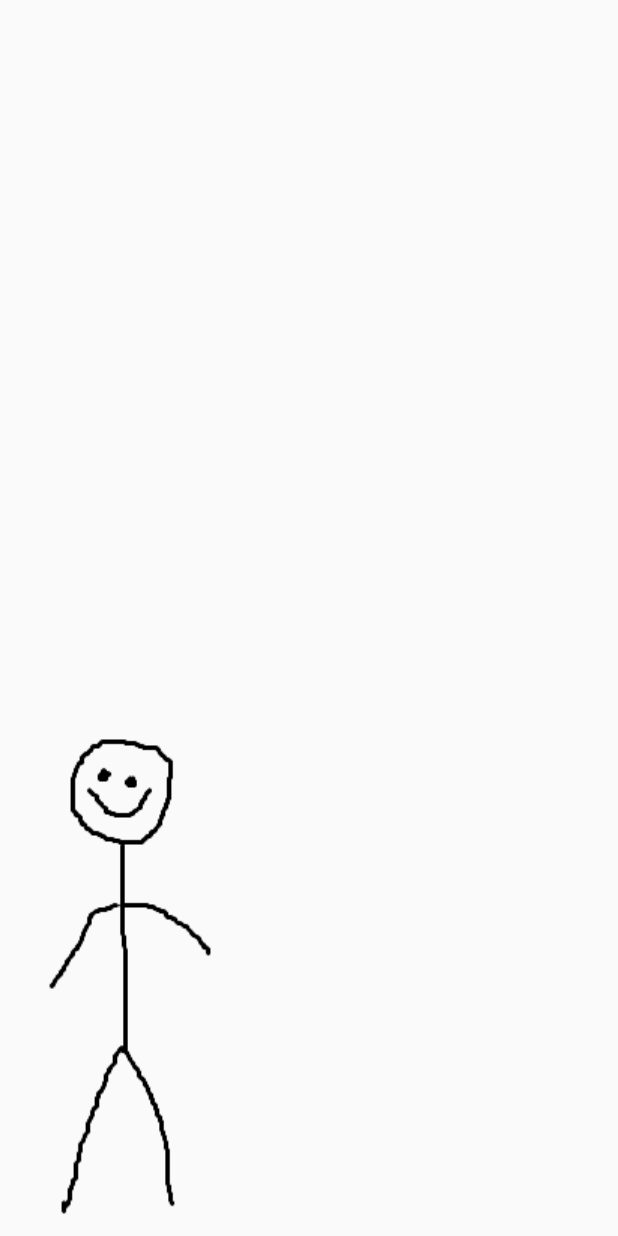
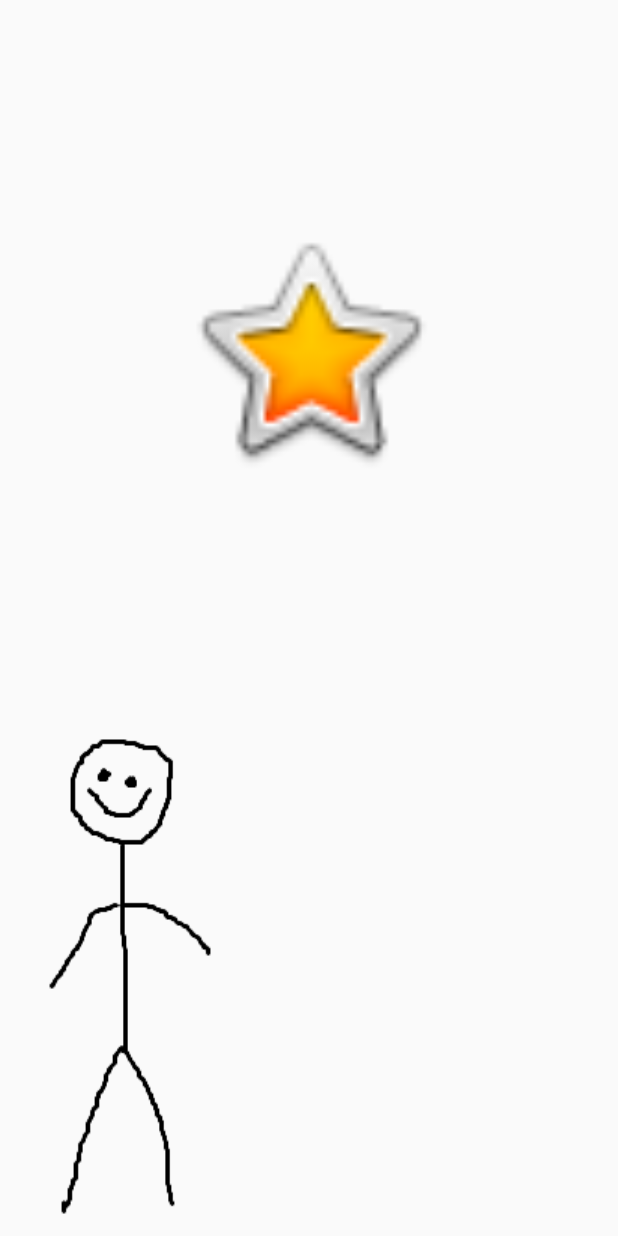
Before and after one commit to GUZLIKE/VladickBirthDay, an Android app: the SecondActivity screen opened directly, with no data from a screen before it, on a phone screen of 412 x 824 dp. Run offline under Robolectric (Android 15) with nearby library versions, the phone set to English and light mode, and no system bars.

Commit message:
ADDED IMAGE,PASSWORD INPUT, PASSWORD CHECK.

```diff
--- a/app/src/main/java/ru/guzlik/vladickbirthday/SecondActivity.java
+++ b/app/src/main/java/ru/guzlik/vladickbirthday/SecondActivity.java
@@ -1,8 +1,14 @@
 package ru.guzlik.vladickbirthday;
 
+import android.content.Context;
 import android.content.Intent;
 import android.os.Bundle;
+import android.text.TextUtils;
+import android.view.KeyEvent;
 import android.view.View;
+import android.view.inputmethod.EditorInfo;
+import android.view.inputmethod.InputMethodManager;
+import android.widget.EditText;
 import android.widget.ImageView;
 import android.widget.TextView;
 import android.widget.Toast;
@@ -12,23 +18,33 @@ import androidx.appcompat.app.AppCompatActivity;
 public class SecondActivity extends AppCompatActivity {
     TextView text2;
 
-    ImageView creature;
+    ImageView creature, star;
+    EditText password;
 
-    private String[] textArray = {"Вот и ты на месте"};
+    private String[] textArray = {"Вот и ты на месте", "qweqwr", "sdfdfgdgg", "fdefwegrg", "fwefwegweg"};
     private int counter = -1;
+
+
 
     View view;
     @Override
     protected void onCreate(Bundle savedInstanceState) {
         super.onCreate(savedInstanceState);
         setContentView(R.layout.second_activity);
+
         text2 = (TextView) findViewById(R.id.text2);
+        creature = (ImageView) findViewById(R.id.debil2);
+        star = (ImageView) findViewById(R.id.star);
+        password = (EditText) findViewById(R.id.password);
 
-        creature = (ImageView) findViewById(R.id.debil2);
 
+        password.setVisibility(View.GONE);
+        star.setEnabled(false);
         text2.setVisibility(View.VISIBLE);
         click();
         showToast();
+        clickStar();
+        passwordInputListener();
 
     }
     void click() {
@@ -38,6 +54,10 @@ public class SecondActivity extends AppCompatActivity {
                 counter++;
                 int index = counter % textArray.length;
                 text2.setText(textArray[index]);
+                if (counter >= 5){
+                    text2.setText("");
+                    star.setEnabled(true);
+                }
 
             }
         });
@@ -47,4 +67,42 @@ public class SecondActivity extends AppCompatActivity {
         Toast.makeText(this, "НАЖМИ НА ЧЕЛОВЕЧКА ЧТОБЫ НАЧАТЬ", Toast.LENGTH_LONG).show();
     }
 
+
+
+    void passwordInputListener(){
+        password.setOnEditorActionListener(new TextView.OnEditorActionListener() {
+            @Override
+            public boolean onEditorAction(TextView v, int actionId, KeyEvent event) {
+                if (actionId == EditorInfo.IME_ACTION_DONE){
+                    String enteredPassword = password.getText().toString();
+                    if (!TextUtils.isEmpty(enteredPassword)){
+                        text2.setText("ТЫ ЧЁ ЕБЛАН? ТЫ РЕАЛЬНО ДУМАЛ ЧТО У НЕГО ТАКОЙ ПАРОЛЬ?");
+                        password.setVisibility(View.GONE);
+                    } else {
+                        text2.setText("ПОСОСИ");
+                        password.setVisibility(View.GONE);
+                    }
+                    return true;
+                }
+                return false;
+            }
+        });
+    }
+
+
+    void clickStar(){
+        star.setOnClickListener(new View.OnClickListener() {
+            @Override
+            public void onClick(View v) {
+                    password.setVisibility(View.VISIBLE);
+                    password.requestFocus();
+                    InputMethodManager imm = (InputMethodManager)
+                            getSystemService(Context.INPUT_METHOD_SERVICE);
+                    imm.showSoftInput(password,InputMethodManager.SHOW_IMPLICIT);
+            }
+        });
+    }
+
+
+
 }
--- a/app/src/main/res/layout/second_activity.xml
+++ b/app/src/main/res/layout/second_activity.xml
@@ -5,14 +5,17 @@
     android:layout_width="match_parent"
     android:layout_height="match_parent">
 
+
     <ImageView
         android:id="@+id/debil2"
         android:layout_width="wrap_content"
         android:layout_height="wrap_content"
         android:layout_marginStart="4dp"
         android:layout_marginTop="476dp"
+        app:layout_constraintBottom_toBottomOf="parent"
         app:layout_constraintStart_toStartOf="parent"
         app:layout_constraintTop_toTopOf="parent"
+        app:layout_constraintVertical_bias="0.0"
         app:srcCompat="@drawable/creature" />
 
     <TextView
@@ -28,9 +31,37 @@
         app:layout_constraintEnd_toEndOf="parent"
         app:layout_constraintStart_toStartOf="parent"
         app:layout_constraintTop_toTopOf="parent" />
-        android:layout_marginEnd="148dp"
-        android:layout_marginBottom="200dp"
-        android:text="TextView"
+
+    <ImageView
+        android:id="@+id/star"
+        android:layout_width="177dp"
+        android:layout_height="197dp"
+        android:layout_marginStart="117dp"
+        android:layout_marginTop="42dp"
+        android:layout_marginEnd="117dp"
+        android:layout_marginBottom="492dp"
         app:layout_constraintBottom_toBottomOf="parent"
-        app:layout_constraintEnd_toEndOf="parent" />
+        app:layout_constraintEnd_toEndOf="parent"
+        app:layout_constraintHorizontal_bias="0.0"
+        app:layout_constraintStart_toStartOf="parent"
+        app:layout_constraintTop_toTopOf="parent"
+        app:layout_constraintVertical_bias="1.0"
+        app:srcCompat="@android:drawable/btn_star_big_on" />
+
+    <EditText
+        android:id="@+id/password"
+        android:layout_width="wrap_content"
+        android:layout_height="wrap_content"
+        android:layout_marginStart="100dp"
+        android:layout_marginTop="356dp"
+        android:layout_marginEnd="101dp"
+        android:layout_marginBottom="330dp"
+        android:ems="10"
+        android:inputType="textPersonName"
+        android:text="Введите пароль:"
+        app:layout_constraintBottom_toBottomOf="parent"
+        app:layout_constraintEnd_toEndOf="parent"
+        app:layout_constraintStart_toStartOf="parent"
+        app:layout_constraintTop_toTopOf="parent" />
+
 </androidx.constraintlayout.widget.ConstraintLayout>
```
Also changed, not shown: app/src/main/java/ru/guzlik/vladickbirthday/MainActivity.java (+17 -8 lines), app/src/main/res/layout/activity_main.xml (+18 -2 lines).
